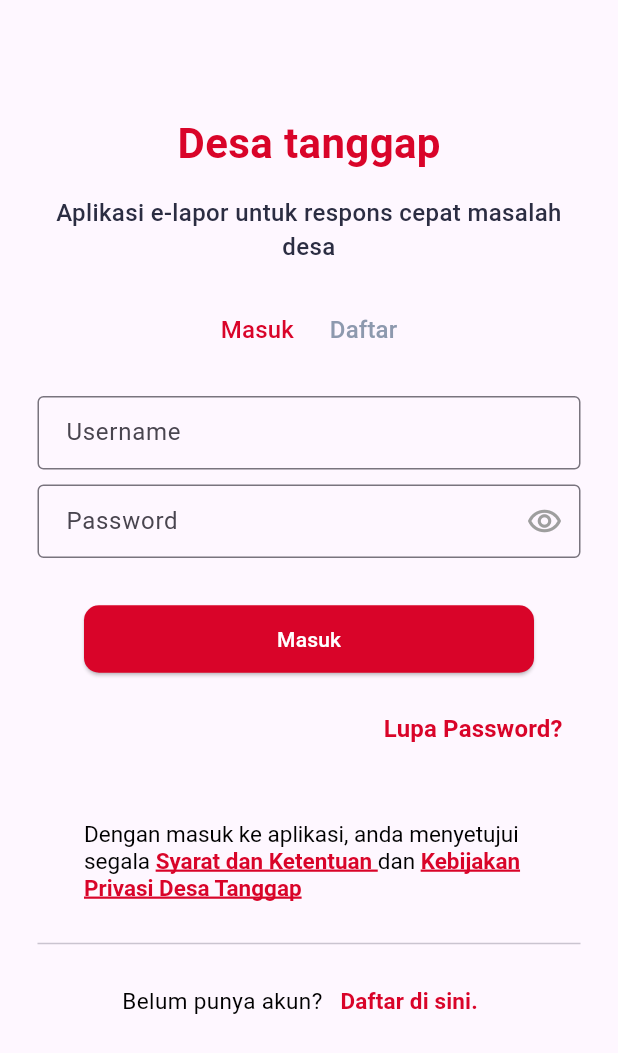
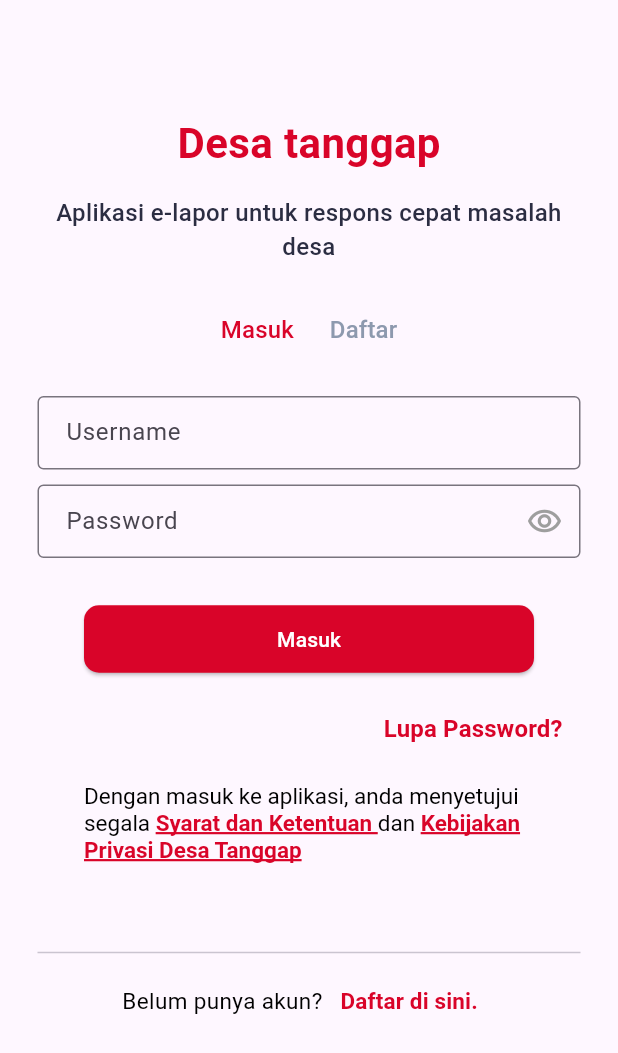
Before and after one commit to ifanani-code/DesaTanggap, a Flutter app: the screen it shows after launch, on a phone screen of 412 x 824 dp. Shown: the top 1053 px of the screen. Run offline on Flutter 3.47's test engine with Material 3 defaults, Android fonts, the phone set to English and light mode, and no system bars; our stand-ins replace carousel_slider, image_picker.

Commit message:
improve login

```diff
--- a/lib/login.dart
+++ b/lib/login.dart
@@ -89,6 +89,7 @@ class _LoginScreenState extends State<LoginScreen> {
                     TextFormField(
                       controller: _usernameController,
                       decoration: const InputDecoration(
+                        // prefixIcon: IconButton(onPressed: (){}, icon: Icon(Icons.mail)),
                         contentPadding: EdgeInsets.symmetric(
                             vertical: 12.5, horizontal: 15),
                         labelText: 'Username',
@@ -178,7 +179,7 @@ class _LoginScreenState extends State<LoginScreen> {
                 ],
               ),
               const SizedBox(
-                height: 37,
+                height: 12,
               ),
               SizedBox(
                 width: 300,
@@ -223,12 +224,9 @@ class _LoginScreenState extends State<LoginScreen> {
                 ),
               ),
               const SizedBox(
-                height: 20,
+                height: 51,
               ),
               const Divider(),
-              const SizedBox(
-                height: 6,
-              ),
               Row(
                 mainAxisAlignment: MainAxisAlignment.center,
                 children: [
```
